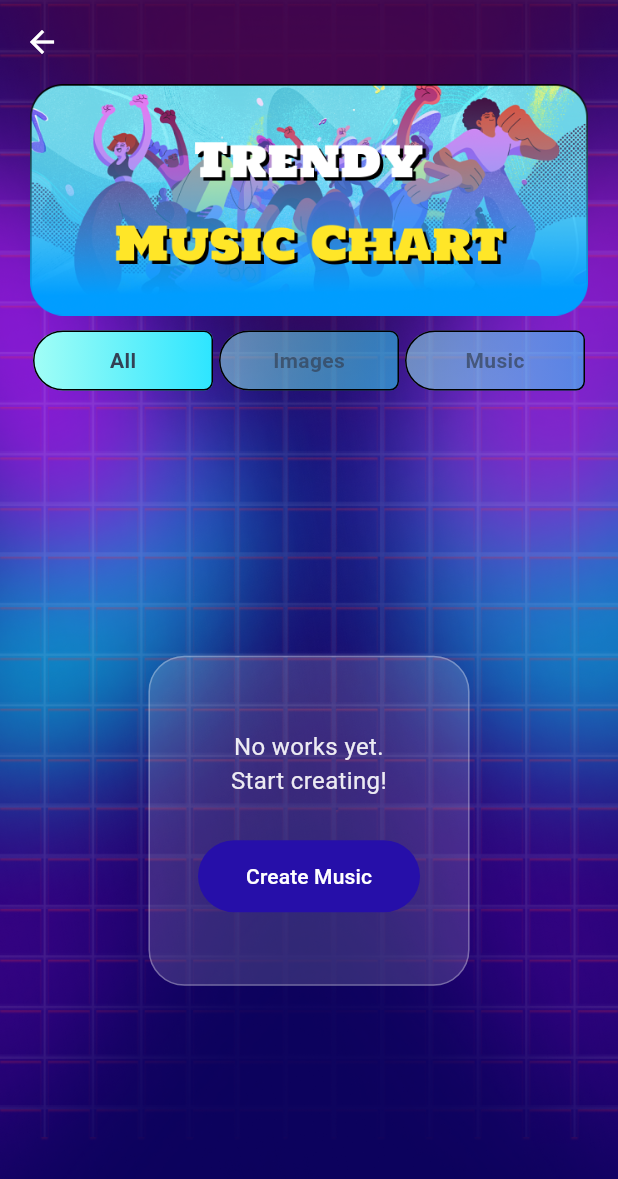
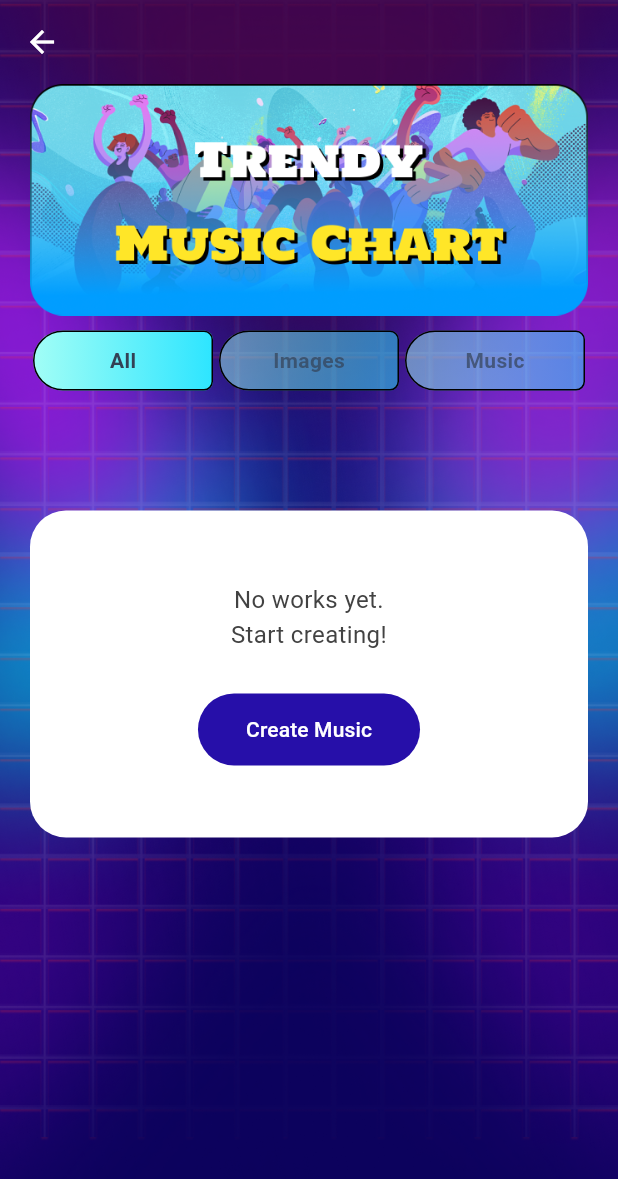
Before and after one commit to SenforQ/Zaxo, a Flutter app: the screen it shows after launch, item 2 of the bottom bar chosen, after a tap on the "access time" icon, on a phone screen of 412 x 824 dp. Shown: the top 1179 px of the screen. Run offline on Flutter 3.47's test engine with Material 3 defaults, Android fonts, the phone set to English and light mode, and no system bars; our stand-ins replace audioplayers, connectivity_plus, image_picker, in_app_purchase, in_app_review, share_plus and 2 more; missing offline and left inert: gal.

Commit message:
version 1.0.0 build 5

```diff
--- a/lib/screens/my_works_screen.dart
+++ b/lib/screens/my_works_screen.dart
@@ -341,20 +341,21 @@ class _MyWorksScreenState extends State<MyWorksScreen> {
             ),
             Expanded(
               child: _displayList.isEmpty
-                  ? Center(
+                  ? SingleChildScrollView(
+                      padding: EdgeInsets.only(
+                        top: MediaQuery.paddingOf(context).top + 58 + 12,
+                        left: 20,
+                        right: 20,
+                      ),
                       child: Container(
-                        margin: const EdgeInsets.symmetric(horizontal: 32),
+                        width: MediaQuery.sizeOf(context).width - 40,
                         padding: const EdgeInsets.symmetric(
                           horizontal: 32,
                           vertical: 48,
                         ),
                         decoration: BoxDecoration(
-                          color: Colors.white.withValues(alpha: 0.15),
+                          color: Colors.white,
                           borderRadius: BorderRadius.circular(24),
-                          border: Border.all(
-                            color: Colors.white.withValues(alpha: 0.3),
-                            width: 1,
-                          ),
                         ),
                         child: Column(
                           mainAxisSize: MainAxisSize.min,
@@ -364,7 +365,7 @@ class _MyWorksScreenState extends State<MyWorksScreen> {
                               textAlign: TextAlign.center,
                               style: TextStyle(
                                 fontSize: 16,
-                                color: Colors.white.withValues(alpha: 0.9),
+                                color: Colors.grey.shade800,
                               ),
                             ),
                             const SizedBox(height: 28),
--- a/lib/screens/text_to_music_screen.dart
+++ b/lib/screens/text_to_music_screen.dart
@@ -374,6 +374,15 @@ class _TextToMusicScreenState extends State<TextToMusicScreen> {
           child: Column(
             crossAxisAlignment: CrossAxisAlignment.start,
             children: [
+              Container(
+                padding: const EdgeInsets.all(20),
+                decoration: BoxDecoration(
+                  color: Colors.white,
+                  borderRadius: BorderRadius.circular(16),
+                ),
+                child: Column(
+                  crossAxisAlignment: CrossAxisAlignment.start,
+                  children: [
                     Row(
                       children: [
                         Text(
@@ -381,11 +390,12 @@ class _TextToMusicScreenState extends State<TextToMusicScreen> {
                           style: TextStyle(
                             fontSize: 14,
                             fontWeight: FontWeight.w600,
-                      color: Colors.white.withValues(alpha: 0.95),
+                            color: Colors.grey.shade800,
                           ),
                         ),
                         const SizedBox(width: 12),
-                  SegmentedButton<bool>(
+                        Expanded(
+                          child: SegmentedButton<bool>(
                             segments: const [
                               ButtonSegment(value: true, label: Text('Custom')),
                               ButtonSegment(value: false, label: Text('Simple')),
@@ -394,9 +404,18 @@ class _TextToMusicScreenState extends State<TextToMusicScreen> {
                             onSelectionChanged: (s) => setState(() => _customMode = s.first),
                             style: ButtonStyle(
                               backgroundColor: WidgetStateProperty.resolveWith((states) {
-                        return Colors.white.withValues(alpha: 0.2);
+                                if (states.contains(WidgetState.selected)) {
+                                  return _themeGradientStart;
+                                }
+                                return Colors.grey.shade200;
                               }),
-                      foregroundColor: const WidgetStatePropertyAll(Colors.white),
+                              foregroundColor: WidgetStateProperty.resolveWith((states) {
+                                if (states.contains(WidgetState.selected)) {
+                                  return Colors.white;
+                                }
+                                return Colors.black87;
+                              }),
+                            ),
                           ),
                         ),
                       ],
@@ -411,14 +430,13 @@ class _TextToMusicScreenState extends State<TextToMusicScreen> {
                             style: TextStyle(
                               fontSize: 14,
                               fontWeight: FontWeight.w600,
-                        color: Colors.white.withValues(alpha: 0.95),
+                              color: Colors.grey.shade800,
                             ),
                           ),
                           const SizedBox(width: 12),
                           Switch(
                             value: _instrumental,
                             onChanged: (v) => setState(() => _instrumental = v),
-                      activeColor: Colors.white,
                           ),
                         ],
                       ),
@@ -431,13 +449,13 @@ class _TextToMusicScreenState extends State<TextToMusicScreen> {
                             style: TextStyle(
                               fontSize: 14,
                               fontWeight: FontWeight.w600,
-                        color: Colors.white.withValues(alpha: 0.95),
+                              color: Colors.grey.shade800,
                             ),
                           ),
                           TextButton(
                             onPressed: _fillRandomTitle,
                             style: TextButton.styleFrom(
-                        foregroundColor: Colors.white,
+                              foregroundColor: _themeGradientStart,
                               padding: const EdgeInsets.symmetric(horizontal: 12, vertical: 4),
                               minimumSize: Size.zero,
                               tapTargetSize: MaterialTapTargetSize.shrinkWrap,
@@ -468,7 +486,7 @@ class _TextToMusicScreenState extends State<TextToMusicScreen> {
                         style: TextStyle(
                           fontSize: 14,
                           fontWeight: FontWeight.w600,
-                    color: Colors.white.withValues(alpha: 0.95),
+                          color: Colors.grey.shade800,
                         ),
                       ),
                       const SizedBox(height: 8),
@@ -506,9 +524,9 @@ class _TextToMusicScreenState extends State<TextToMusicScreen> {
                                         end: Alignment.bottomRight,
                                       )
                                     : null,
-                          color: selected ? null : Colors.white.withValues(alpha: 0.85),
+                                color: selected ? null : Colors.grey.shade100,
                                 borderRadius: BorderRadius.circular(20),
-                          border: selected ? null : Border.all(color: Colors.white.withValues(alpha: 0.5)),
+                                border: selected ? null : Border.all(color: Colors.grey.shade300),
                               ),
                               child: Text(
                                 _styleOptions[i],
@@ -532,14 +550,14 @@ class _TextToMusicScreenState extends State<TextToMusicScreen> {
                               style: TextStyle(
                                 fontSize: 14,
                                 fontWeight: FontWeight.w600,
-                          color: Colors.white.withValues(alpha: 0.95),
+                                color: Colors.grey.shade800,
                               ),
                             ),
                           ),
                           TextButton(
                             onPressed: _fillRandomPrompt,
                             style: TextButton.styleFrom(
-                        foregroundColor: Colors.white,
+                              foregroundColor: _themeGradientStart,
                               padding: const EdgeInsets.symmetric(horizontal: 12, vertical: 4),
                               minimumSize: Size.zero,
                               tapTargetSize: MaterialTapTargetSize.shrinkWrap,
@@ -558,14 +576,14 @@ class _TextToMusicScreenState extends State<TextToMusicScreen> {
                               style: TextStyle(
                                 fontSize: 14,
                                 fontWeight: FontWeight.w600,
-                          color: Colors.white.withValues(alpha: 0.95),
+                                color: Colors.grey.shade800,
                               ),
                             ),
                           ),
                           TextButton(
                             onPressed: _fillRandomPrompt,
                             style: TextButton.styleFrom(
-                        foregroundColor: Colors.white,
+                              foregroundColor: _themeGradientStart,
                               padding: const EdgeInsets.symmetric(horizontal: 12, vertical: 4),
                               minimumSize: Size.zero,
                               tapTargetSize: MaterialTapTargetSize.shrinkWrap,
@@ -602,7 +620,7 @@ class _TextToMusicScreenState extends State<TextToMusicScreen> {
                         style: TextStyle(
                           fontSize: 14,
                           fontWeight: FontWeight.w600,
-                    color: Colors.white.withValues(alpha: 0.95),
+                          color: Colors.grey.shade800,
                         ),
                       ),
                       const SizedBox(height: 8),
@@ -615,8 +633,8 @@ class _TextToMusicScreenState extends State<TextToMusicScreen> {
                             label: Text(_vocalOptions[i], style: const TextStyle(color: Colors.black87, fontWeight: FontWeight.w500)),
                             selected: selected,
                             onSelected: (_) => setState(() => _vocalIndex = i),
-                      backgroundColor: Colors.white.withValues(alpha: 0.85),
-                      selectedColor: Colors.white.withValues(alpha: 0.95),
+                            backgroundColor: Colors.grey.shade100,
+                            selectedColor: _themeGradientStart.withValues(alpha: 0.2),
                             checkmarkColor: Colors.black87,
                           );
                         }),
@@ -635,6 +653,9 @@ class _TextToMusicScreenState extends State<TextToMusicScreen> {
                         child: Text(_isSubmitting ? 'Creating...' : 'Create Music'),
                       ),
                     ),
+                  ],
+                ),
+              ),
               const SizedBox(height: 40),
             ],
           ),
--- a/pubspec.yaml
+++ b/pubspec.yaml
@@ -16,7 +16,7 @@ publish_to: 'none' # Remove this line if you wish to publish to pub.dev
 # https://developer.apple.com/library/archive/documentation/General/Reference/InfoPlistKeyReference/Articles/CoreFoundationKeys.html
 # In Windows, build-name is used as the major, minor, and patch parts
 # of the product and file versions while build-number is used as the build suffix.
-version: 1.0.0+4
+version: 1.0.0+5
 
 environment:
   sdk: '>=3.3.7 <4.0.0'
```
Also changed, not shown: 2 other files. Lines whose indentation alone changed are shown as unchanged.
